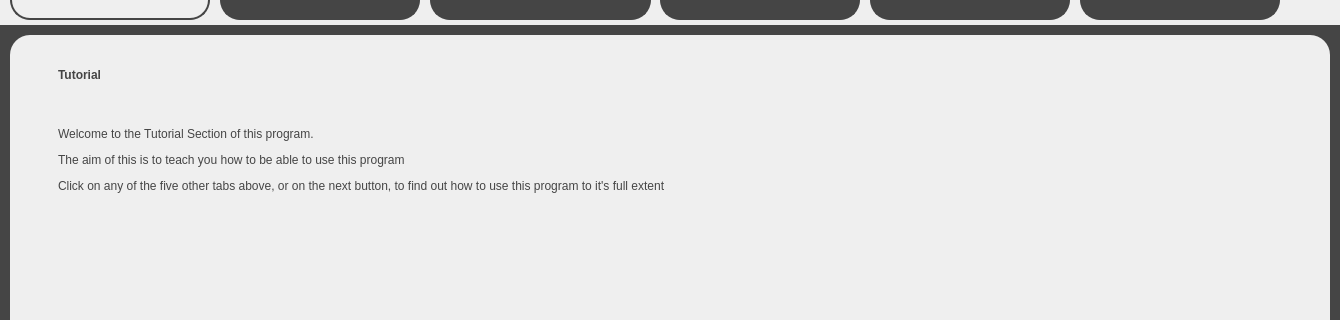
Before: the Qt Designer form src/ui/tutorial_screens/tutorial.ui in jackm245/Riemann-Hypothesis, drawn with Qt 5; both pictures show x 0 to 1340 and y 135 to 455 of the 1340 by 723 pixel window.
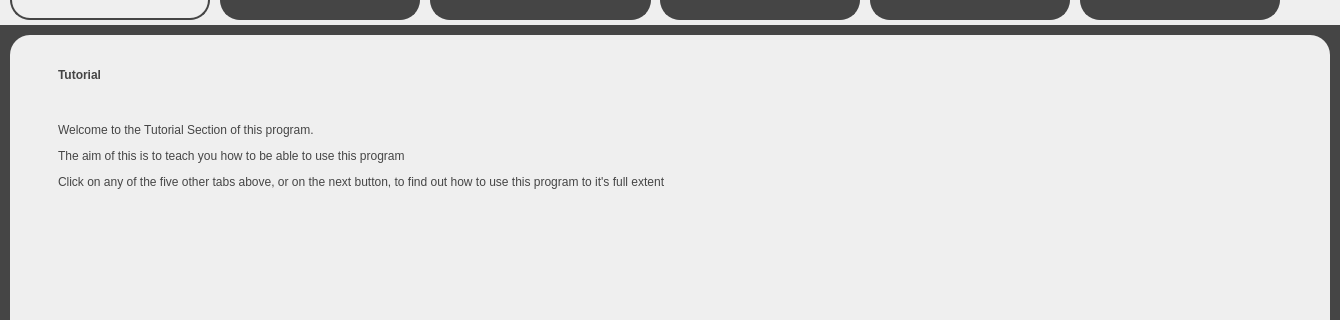
After: the same form once the commit is applied.

```diff
--- a/src/ui/tutorial_screens/tutorial.ui
+++ b/src/ui/tutorial_screens/tutorial.ui
@@ -311,7 +311,7 @@
        <x>40</x>
        <y>80</y>
        <width>1251</width>
-       <height>91</height>
+       <height>151</height>
       </rect>
      </property>
      <property name="styleSheet">
@@ -321,6 +321,9 @@
      <property name="text">
       <string>&lt;html&gt;&lt;head/&gt;&lt;body&gt;&lt;p&gt;Welcome to the Tutorial Section of this program.&lt;/p&gt;&lt;p&gt;The aim of this is to teach you how to be able to use this program&lt;/p&gt;&lt;p&gt;Click on any of the five other tabs above, or on the next button, to find out how to use this program to it's full extent&lt;/p&gt;&lt;/body&gt;&lt;/html&gt;</string>
      </property>
+     <property name="alignment">
+      <set>Qt::AlignLeading|Qt::AlignLeft|Qt::AlignTop</set>
+     </property>
      <property name="wordWrap">
       <bool>true</bool>
      </property>
```
